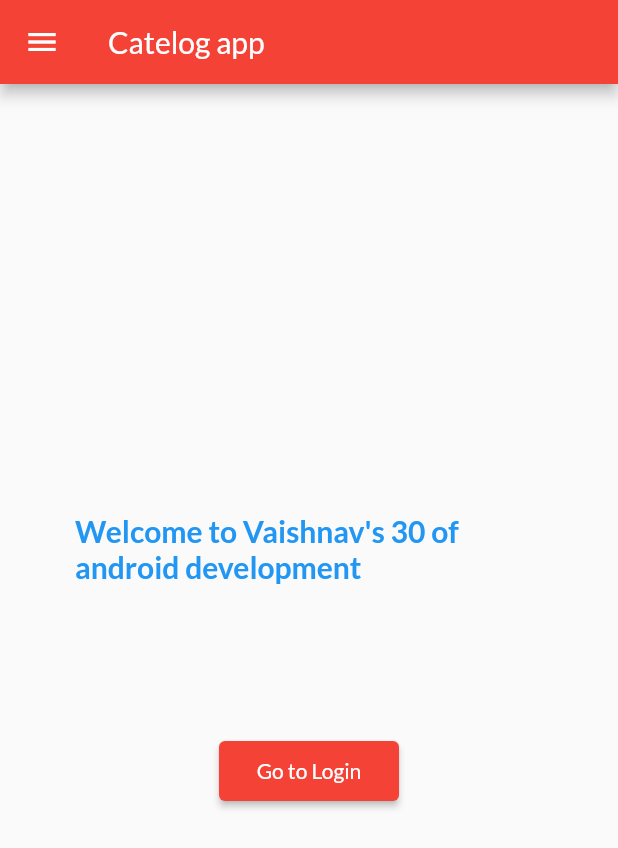
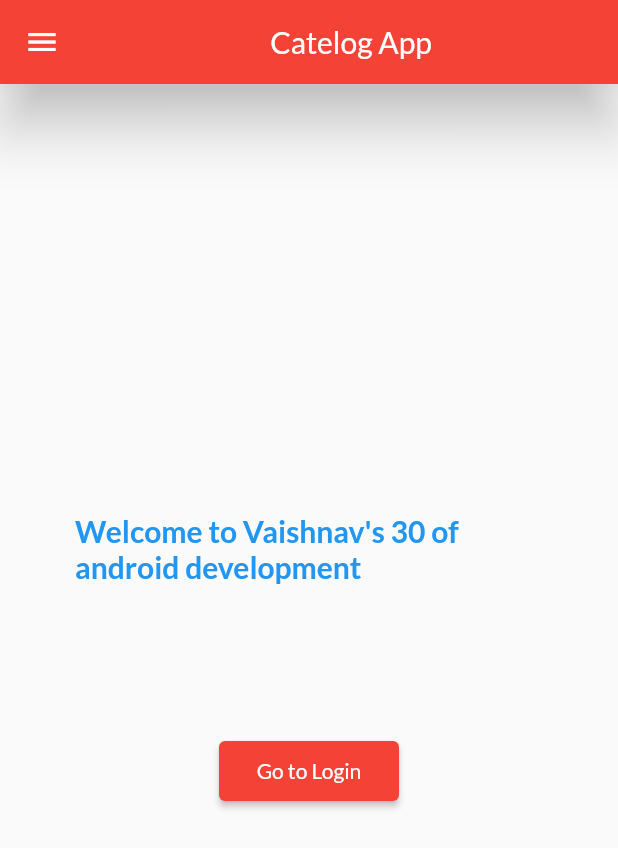
Before and after one commit to vaishnav-192/Android_development, a Flutter app: the screen it shows after launch, on a phone screen of 412 x 824 dp. Shown: the top 848 px of the screen. Run offline on Flutter 3.47's test engine with Material 2 defaults, Android fonts, the phone set to English and light mode, and no system bars; our stand-ins replace google_fonts; missing offline and left inert: dart:js.

Commit message:
themes extracted

```diff
--- a/lib/Pages/homepage.dart
+++ b/lib/Pages/homepage.dart
@@ -14,8 +14,15 @@ class homepage extends StatelessWidget {
     String name = "Vaishnav";
     return Scaffold(
       appBar: AppBar(
-        title: Text("Catelog app"),
+          title: SizedBox(
+        child: Center(
+          child: Text(
+            "Catelog App",
+            textAlign: TextAlign.justify,
           ),
+        ),
+      )),
+      //or we can control all appbars through the main file. better look at that
       // body: Center(
       //   child: Container(
       //     child: Text("Welcome to $name's $days of android dev"),
@@ -26,7 +33,8 @@ class homepage extends StatelessWidget {
           child: Column(
             children: [
               Padding(
-                padding: const EdgeInsets.symmetric(vertical: 50, horizontal: 50),
+                padding:
+                    const EdgeInsets.symmetric(vertical: 50, horizontal: 50),
                 child: Container(
                   child: Text(
                     "Welcome to $name's $days of android development",
@@ -43,7 +51,8 @@ class homepage extends StatelessWidget {
               //   height: 10,
               // ),
               Padding(
-                padding: const EdgeInsets.symmetric(vertical: 50, horizontal: 50),
+                padding:
+                    const EdgeInsets.symmetric(vertical: 50, horizontal: 50),
                 child: ElevatedButton(
                   onPressed: () {
                     Navigator.pushNamed(context, MyRoutes.loginRoute);
--- a/lib/Pages/welcome_page.dart
+++ b/lib/Pages/welcome_page.dart
@@ -1,3 +1,5 @@
+// ignore_for_file: prefer_const_constructors, camel_case_types
+
 import 'package:flutter/material.dart';
 
 class welcome_page extends StatelessWidget {
--- a/lib/main.dart
+++ b/lib/main.dart
@@ -1,3 +1,5 @@
+// ignore_for_file: prefer_const_constructors, unused_local_variable
+
 import 'dart:js';
 
 import 'package:flutter/material.dart';
@@ -5,6 +7,7 @@ import 'package:flutter_application_1/Pages/homepage.dart';
 import 'package:flutter_application_1/Pages/login_page.dart';
 import 'package:flutter_application_1/Pages/welcome_page.dart';
 import 'package:flutter_application_1/utils/routes.dart';
+import 'package:flutter_application_1/widgets/themes.dart';
 import 'package:google_fonts/google_fonts.dart';
 import 'package:flutter_application_1/widgets/drawer.dart';
 
@@ -29,8 +32,16 @@ class MyApp extends StatelessWidget {
       debugShowCheckedModeBanner: false,
       //home: homepage(),
       themeMode: ThemeMode.light,
-      theme: ThemeData(
-          primarySwatch: Colors.red, fontFamily: GoogleFonts.lato().fontFamily),
+      // theme: ThemeData(
+      //     primarySwatch: Colors.red,
+      //     fontFamily: GoogleFonts.lato().fontFamily,
+      //     appBarTheme: AppBarTheme(
+      //         color: Colors.red,
+      //         elevation: 16,
+      //         iconTheme: IconThemeData(
+      //           color: Colors.white,
+      //         ))),
+      theme: MyTheme.lightTheme,
       darkTheme: ThemeData(brightness: Brightness.dark),
       initialRoute: MyRoutes.homeRoute,
       routes: {
--- /dev/null
+++ b/lib/widgets/themes.dart
@@ -0,0 +1,21 @@
+// ignore_for_file: prefer_const_constructors
+
+import 'package:flutter/material.dart';
+import 'package:google_fonts/google_fonts.dart';
+
+class MyTheme {
+  static ThemeData get lightTheme => ThemeData(
+      primarySwatch: Colors.red,
+      fontFamily: GoogleFonts.lato().fontFamily,
+      appBarTheme: AppBarTheme(
+          color: Colors.red,
+          elevation: 16,
+          iconTheme: IconThemeData(
+            color: Colors.white,
+          )));
+  static ThemeData get darkTheme => ThemeData(
+      brightness: Brightness.dark,
+      appBarTheme: AppBarTheme(
+        color: Colors.black,
+      ));
+}
```
Lines whose indentation alone changed are shown as unchanged.
